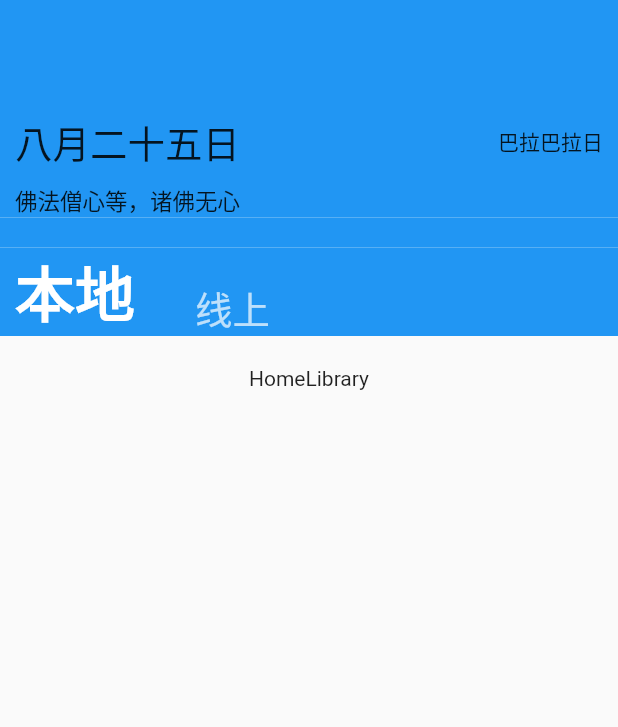
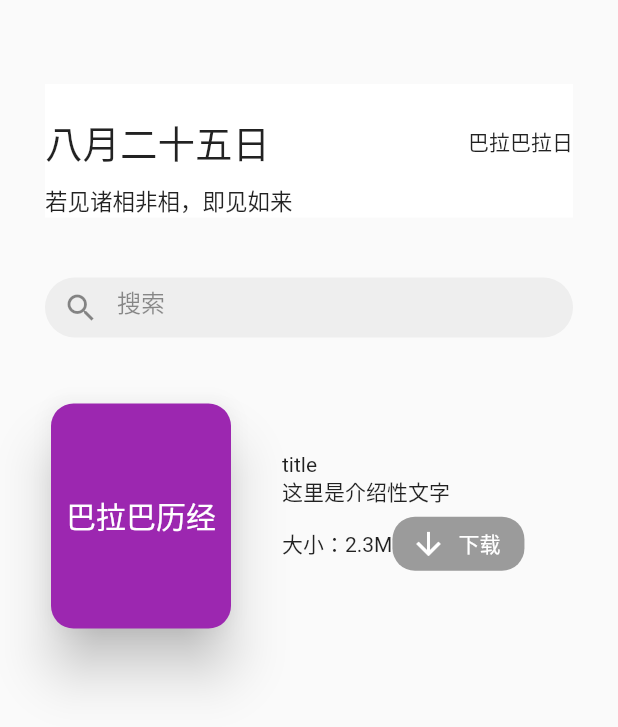
Before and after one commit to creatapp/zhu_yin_jing_zhou, a Flutter app: the screen it shows after launch, on a phone screen of 412 x 824 dp. Shown: the top 727 px of the screen. Run offline on Flutter 3.47's test engine with Material 2 defaults, Android fonts, the phone set to English and light mode, and no system bars; our stand-ins replace sqflite; accounts and stored records are empty.

Commit message:
修改结构

```diff
--- a/lib/component/home_library.dart
+++ b/lib/component/home_library.dart
@@ -6,8 +6,78 @@ class HomeLibrary extends StatefulWidget {
 }
 
 class HomeLibraryState extends State<HomeLibrary> {
+
+  List<int> items = List.generate(10, (i) => i);
+  final ScrollController _scrollController = ScrollController();
+
+  @override
+  void initState() {
+    super.initState();
+  }
+
+  @override
+  void dispose() {
+    super.dispose();
+    _scrollController.dispose();
+  }
+
   @override
   Widget build(BuildContext context) {
-    return Text('HomeLibrary');
+    return Container(
+      child: Column(
+        children: <Widget>[
+          Row(
+            mainAxisAlignment: MainAxisAlignment.start,
+            children: <Widget>[
+              Card(
+                color: Colors.purple,
+                elevation: 15.0,  //设置阴影
+                shape: const RoundedRectangleBorder(borderRadius: BorderRadius.all(Radius.circular(15.0))),  //设置圆角
+                child: Container(
+                  height: 150,
+                  width: 120,
+                  child: Center(
+                    child: Text('巴拉巴历经', style: TextStyle(fontSize: 20, color: Colors.white),),
+                  ),
+                ),
+              ),
+              Container(padding: EdgeInsets.only(left: 30),),
+              Column(
+                crossAxisAlignment: CrossAxisAlignment.start,
+                mainAxisAlignment: MainAxisAlignment.start,
+                children: <Widget>[
+                  Column(
+                    crossAxisAlignment: CrossAxisAlignment.start,
+                    children: <Widget>[
+                      Text('title'),
+                      Row(
+                        children: <Widget>[
+                          Text('这里是介绍性文字', overflow: TextOverflow.ellipsis,),
+                        ],
+                      ),
+                    ],
+                  ),
+                  Row(
+                    mainAxisAlignment: MainAxisAlignment.spaceBetween,
+                    children: <Widget>[
+                      Text('大小：2.3M'),
+                      RaisedButton.icon(
+                        icon: Icon(Icons.arrow_downward),
+                        label: Text('下载'),
+                        color: Colors.purple,
+                        textColor: Colors.white,
+                        elevation: 5,
+                        shape: RoundedRectangleBorder(borderRadius: BorderRadius.all(Radius.circular(15.0))),
+                        onPressed: null,
+                      ),
+                    ],
+                  )
+                ],
+              )
+            ],
+          )
+        ],
+      ),
+    );
   }
 }
--- /dev/null
+++ b/lib/component/home_search.dart
@@ -0,0 +1,98 @@
+import 'package:flutter/material.dart';
+import 'dart:async';
+
+import '../model/search_entry.dart';
+import '../component/search_manager.dart';
+
+class HomeSearch extends StatefulWidget {
+  @override
+  HomeSearchState createState() => HomeSearchState();
+}
+
+class HomeSearchState extends State<HomeSearch> with SingleTickerProviderStateMixin{
+
+  final darkText = Color.fromRGBO(0, 0, 0, 0.87);
+  final _searchFocusNode = FocusNode();
+  final _searchTextController = TextEditingController();
+  var _isSearching = false;
+  Timer _searchTimer;
+  List<SearchEntry> _searchResults = List<SearchEntry>();
+
+  @override
+  void initState() {
+    super.initState();
+    _searchFocusNode.addListener(() => {
+      setState((){
+        _isSearching = _searchFocusNode.hasFocus;
+        updateSearch();
+      })
+    });
+  }
+
+  updateSearch() {
+    cancelSearch();
+    if (!_isSearching) {
+      setState(() {
+        _searchResults = List<SearchEntry>();
+      });
+      return;
+    }
+    String txt = _searchTextController.text.trim();
+
+    _searchTimer = Timer(Duration(milliseconds: txt.isEmpty ? 0 : 350), () {
+      Set<SearchEntry> res = SearchManager.init().performSearch(txt);
+      setState(() {
+        _searchResults = res.toList();
+      });
+    });
+  }
+
+  cancelSearch() {
+    if (_searchTimer != null && _searchTimer.isActive) {
+      _searchTimer.cancel();
+      _searchTimer = null;
+    }
+  }
+
+  @override
+  Widget build(BuildContext context) {
+    return Container(
+      child: Container(
+        decoration: BoxDecoration(
+          color: Color.fromRGBO(0, 0, 0, 0.05),
+          borderRadius: BorderRadius.circular(24.0),
+        ),
+        height: 40.0,
+        child: Theme(
+          data: ThemeData(
+            primaryColor: darkText.withOpacity(darkText.opacity * 0.5),
+          ),
+          child: TextField(
+            controller: _searchTextController,
+            focusNode: _searchFocusNode,
+            decoration: InputDecoration(
+                hintText: "搜索",
+                hintStyle: TextStyle(
+                    fontSize: 16.0,
+                    color: darkText.withOpacity(darkText.opacity * 0.5)
+                ),
+                prefixIcon: Icon(Icons.search),
+                suffixIcon: _searchFocusNode.hasFocus
+                    ? IconButton(
+                    icon: Icon(Icons.cancel),
+                    onPressed: () {
+                      _searchFocusNode.unfocus();
+                      _searchTextController.clear();
+                    })
+                    : null,
+                border: InputBorder.none),
+            style: TextStyle(
+              fontSize: 16.0,
+              color: darkText.withOpacity(darkText.opacity),
+            ),
+          ),
+        ),
+      ),
+    );
+  }
+}
--- a/lib/component/home_text_menu.dart
+++ /dev/null
@@ -1,24 +0,0 @@
-import 'package:flutter/material.dart';
-
-class HomeTextMenu extends StatefulWidget {
-  @override
-  HomeTextMenuState createState() => HomeTextMenuState();
-}
-
-class HomeTextMenuState extends State<HomeTextMenu> with SingleTickerProviderStateMixin{
-  @override
-  Widget build(BuildContext context) {
-    return Container(
-      padding: EdgeInsets.symmetric(horizontal: 10),
-      color: Colors.blue,
-      child: Row(
-        crossAxisAlignment: CrossAxisAlignment.end,
-        children: <Widget>[
-          Text('本地', style: TextStyle(color: Colors.white, fontSize: 40, fontWeight: FontWeight.bold),),
-          Container(padding: EdgeInsets.only(left: 40), color: Colors.blue,),
-          Text('线上', style: TextStyle(color: Colors.white70, fontSize: 25, fontWeight: FontWeight.normal),)
-        ],
-      ),
-    );
-  }
-}
--- a/lib/component/home_title.dart
+++ b/lib/component/home_title.dart
@@ -9,8 +9,7 @@ class HomeTitleState extends State<HomeTitle> {
   @override
   Widget build(BuildContext context) {
     return Container(
-      color: Colors.blue,
-      padding: EdgeInsets.symmetric(horizontal: 10),
+      color: Colors.white,
       child: Column(
         children: <Widget>[
           Container(padding: EdgeInsets.only(bottom: 20),),
@@ -24,7 +23,7 @@ class HomeTitleState extends State<HomeTitle> {
           Container(padding: EdgeInsets.only(bottom: 10),),
           Row(
             children: <Widget>[
-              Text('佛法僧心等，诸佛无心', style: TextStyle(color: Colors.black87, fontSize: 15),)
+              Text('若见诸相非相，即见如来', style: TextStyle(color: Colors.black87, fontSize: 15),)
             ],
           )
         ],
--- /dev/null
+++ b/lib/model/search_entry.dart
@@ -0,0 +1,139 @@
+import 'dart:ui' as ui;
+import 'package:flutter/material.dart';
+
+class TimelineAsset {
+  double width;
+  double height;
+  double opacity = 0.0;
+  double scale = 0.0;
+  double scaleVelocity = 0.0;
+  double y = 0.0;
+  double velocity = 0.0;
+  String filename;
+  SearchEntry entry;
+}
+
+/// A renderable image.
+class TimelineImage extends TimelineAsset {
+  ui.Image image;
+}
+
+/// This asset also has information regarding its animations.
+class TimelineAnimatedAsset extends TimelineAsset {
+  bool loop;
+  double animationTime = 0.0;
+  double offset = 0.0;
+  double gap = 0.0;
+}
+/// A label for [TimelineEntry].
+enum TimelineEntryType { Era, Incident }
+
+/// Each entry in the timeline is represented by an instance of this object.
+/// Each favorite, search result and detail page will grab the information from a reference
+/// to this object.
+///
+/// They are all initialized at startup time by the [BlocProvider] constructor.
+class SearchEntry {
+  TimelineEntryType type;
+
+  /// Used to calculate how many lines to draw for the bubble in the timeline.
+  int lineCount = 1;
+  ///
+  String _label;
+  String articleFilename;
+  String id;
+
+  Color accent;
+
+  /// Each entry constitues an element of a tree:
+  /// eras are grouped into spanning eras and events are placed into the eras they belong to.
+  SearchEntry parent;
+  List<SearchEntry> children;
+  /// All the timeline entries are also linked together to easily access the next/previous event.
+  /// After a couple of seconds of inactivity on the timeline, a previous/next entry button will appear
+  /// to allow the user to navigate faster between adjacent events.
+  SearchEntry next;
+  SearchEntry previous;
+
+  /// All these parameters are used by the [Timeline] object to properly position the current entry.
+  double start;
+  double end;
+  double y = 0.0;
+  double endY = 0.0;
+  double length = 0.0;
+  double opacity = 0.0;
+  double labelOpacity = 0.0;
+  double targetLabelOpacity = 0.0;
+  double delayLabel = 0.0;
+  double targetAssetOpacity = 0.0;
+  double delayAsset = 0.0;
+  double legOpacity = 0.0;
+  double labelY = 0.0;
+  double labelVelocity = 0.0;
+  double favoriteY = 0.0;
+  bool isFavoriteOccluded = false;
+
+  TimelineAsset asset;
+
+  bool get isVisible {
+    return opacity > 0.0;
+  }
+
+  String get label => _label;
+  /// Some labels already have newline characters to adjust their alignment.
+  /// Detect the occurrence and add information regarding the line-count.
+  set label(String value) {
+    _label = value;
+    int start = 0;
+    lineCount = 1;
+    while (true) {
+      start = _label.indexOf("\n", start);
+      if (start == -1) {
+        break;
+      }
+      lineCount++;
+      start++;
+    }
+  }
+
+  /// Pretty-printing for the entry date.
+  String formatYearsAgo() {
+    if (start > 0) {
+      return start.round().toString();
+    }
+    return SearchEntry.formatYears(start) + " Ago";
+  }
+
+  /// Debug information.
+  @override
+  String toString() {
+    return "TIMELINE ENTRY: $label -($start,$end)";
+  }
+
+  /// Helper method.
+  static String formatYears(double start) {
+    String label;
+    int valueAbs = start.round().abs();
+    if (valueAbs > 1000000000) {
+      double v = (valueAbs / 100000000.0).floorToDouble() / 10.0;
+
+      label = (valueAbs / 1000000000)
+          .toStringAsFixed(v == v.floorToDouble() ? 0 : 1) +
+          " Billion";
+    } else if (valueAbs > 1000000) {
+      double v = (valueAbs / 100000.0).floorToDouble() / 10.0;
+      label =
+          (valueAbs / 1000000).toStringAsFixed(v == v.floorToDouble() ? 0 : 1) +
+              " Million";
+    } else if (valueAbs > 10000) // N.B. < 10,000
+        {
+      double v = (valueAbs / 100.0).floorToDouble() / 10.0;
+      label =
+          (valueAbs / 1000).toStringAsFixed(v == v.floorToDouble() ? 0 : 1) +
+              " Thousand";
+    } else {
+      label = valueAbs.toStringAsFixed(0);
+    }
+    return label + " Years";
+  }
+}
--- a/lib/page/my_home_page.dart
+++ b/lib/page/my_home_page.dart
@@ -1,7 +1,7 @@
 import 'package:flutter/material.dart';
 
 import '../component/home_title.dart';
-import '../component/home_text_menu.dart';
+import '../component/home_search.dart';
 import '../component/home_library.dart';
 import '../constant/theme.dart';
 
@@ -19,19 +19,21 @@ class _MyHomePageState extends State<MyHomePage> {
   Widget build(BuildContext context) {
     return Scaffold(
       appBar: AppBar(
-        backgroundColor: Colors.blue,
-        elevation: 0.0,
+        backgroundColor: Colors.transparent,
+        elevation: 0,
       ),
-      body: Column(
-        mainAxisAlignment: MainAxisAlignment.start,
-        children: <Widget>[
-          HomeTitle(),
-          Container(padding: EdgeInsets.only(left: 20, bottom: 20), color: Colors.blue,),
-          HomeTextMenu(),
-          Container(padding: EdgeInsets.only(bottom: 20),),
-          HomeLibrary()
-        ],
-      ),
+      body: Container(
+        padding: EdgeInsets.symmetric(horizontal: 30),
+        child: Column(
+          children: <Widget>[
+            HomeTitle(),
+            Container(padding: EdgeInsets.only(bottom: 40),),
+            HomeSearch(),
+            Container(padding: EdgeInsets.only(bottom: 40),),
+            HomeLibrary()
+          ],
+        ),
+      )
     );
   }
 }
```
Also changed, not shown: lib/component/search_manager.dart (added, +66 -0 lines).
